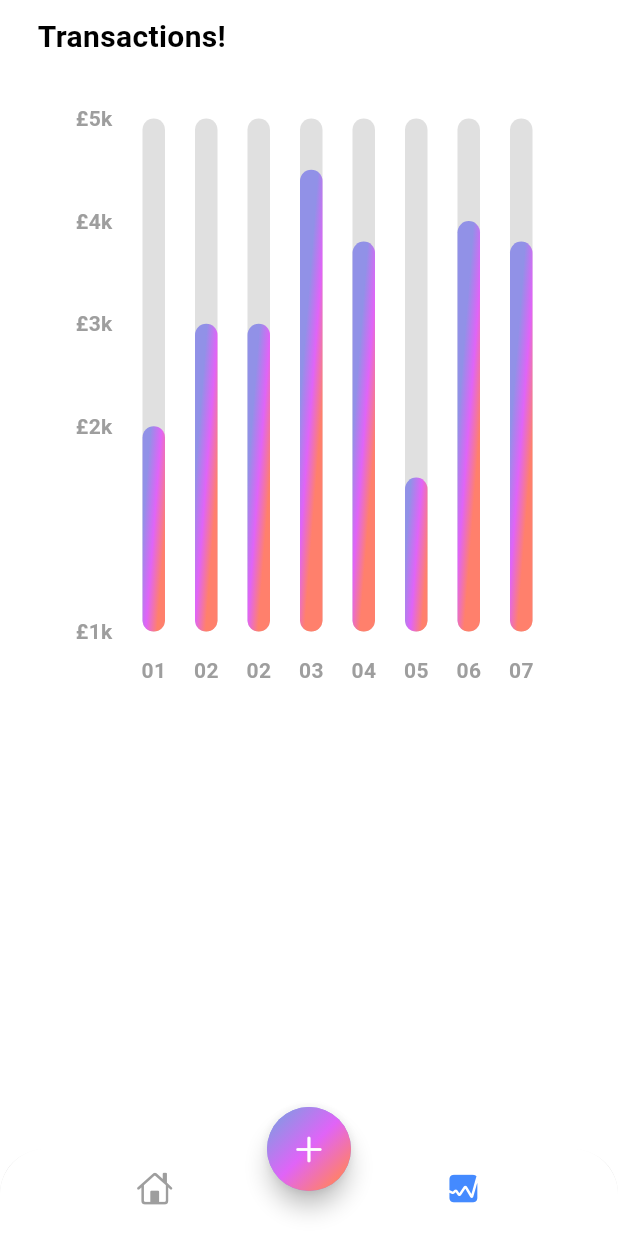
After one commit to SANKARAMDAS/expenses_tracker, a Flutter app: the screen it shows after launch, item 2 of the bottom bar chosen, on a phone screen of 412 x 824 dp. The commit adds this screen. Run offline on Flutter 3.47's test engine with Material 3 defaults, Android fonts, the phone set to English and light mode, and no system bars; drawn by our look-alikes of fl_chart; our stand-ins replace font_awesome_flutter.

Commit message:
initial-3

```diff
--- a/lib/screens/home/views/home_screen.dart
+++ b/lib/screens/home/views/home_screen.dart
@@ -1,12 +1,29 @@
 import 'dart:math';
 
+import 'package:expenses_tracker/screens/stats/stats.dart';
 import 'package:flutter/cupertino.dart';
 import 'package:flutter/material.dart';
 
 import 'main_screen.dart';
 
-class HomeScreen extends StatelessWidget {
+class HomeScreen extends StatefulWidget {
   const HomeScreen({super.key});
+
+  @override
+  State<HomeScreen> createState() => _HomeScreenState();
+}
+
+class _HomeScreenState extends State<HomeScreen> {
+  int index = 0;
+
+  late Color selectedItem = Colors.blueAccent;
+  Color unselectedItem = Colors.grey;
+
+  // @override
+  // void initState() {
+  //   selectedItem = Theme.of(context).colorScheme.primary;
+  //   super.initState();
+  // }
 
   @override
   Widget build(BuildContext context) {
@@ -17,15 +34,31 @@ class HomeScreen extends StatelessWidget {
           top: Radius.circular(30.0),
         ),
         child: BottomNavigationBar(
-          backgroundColor: Colors.white,
+          onTap: (value) {
+            setState(() {
+              index = value;
+            });
+            print(value);
+          },
+          // fixedColor: Colors.red,
+          // backgroundColor: Colors.white,
           showUnselectedLabels: false,
           showSelectedLabels: false,
           elevation: 3,
-          items: const [
+          items: [
             BottomNavigationBarItem(
-                icon: Icon(CupertinoIcons.home), label: 'Home'),
+              icon: Icon(
+                CupertinoIcons.home,
+                color: index == 0 ? selectedItem : unselectedItem,
+              ),
+              label: 'Home',
+            ),
             BottomNavigationBarItem(
-                icon: Icon(CupertinoIcons.graph_square_fill), label: 'Stats'),
+                icon: Icon(
+                  CupertinoIcons.graph_square_fill,
+                  color: index == 1 ? selectedItem : unselectedItem,
+                ),
+                label: 'Stats'),
           ],
         ),
       ),
@@ -50,7 +83,7 @@ class HomeScreen extends StatelessWidget {
         ),
         shape: const CircleBorder(),
       ),
-      body: const MainScreen(),
+      body: index == 0 ? MainScreen() : StatsScreen(),
     );
   }
 }
--- /dev/null
+++ b/lib/screens/stats/chart.dart
@@ -0,0 +1,196 @@
+import 'dart:math';
+import 'dart:ui';
+
+import 'package:fl_chart/fl_chart.dart';
+import 'package:flutter/cupertino.dart';
+import 'package:flutter/material.dart';
+
+class MyChart extends StatefulWidget {
+  const MyChart({super.key});
+
+  @override
+  State<MyChart> createState() => _MyChartState();
+}
+
+class _MyChartState extends State<MyChart> {
+  @override
+  Widget build(BuildContext context) {
+    return BarChart(
+      mainBarData(),
+    );
+  }
+
+  BarChartGroupData makeGroupData(int x, double y) {
+    return BarChartGroupData(x: x, barRods: [
+      BarChartRodData(
+        toY: y,
+        gradient: LinearGradient(
+          colors: [
+            Theme.of(context).colorScheme.primary,
+            Theme.of(context).colorScheme.secondary,
+            Theme.of(context).colorScheme.tertiary
+          ],
+          transform: const GradientRotation(pi / 40),
+        ),
+        width: 15.0,
+        backDrawRodData: BackgroundBarChartRodData(
+          show: true,
+          toY: 5.0,
+          color: Colors.grey.shade300,
+        ),
+      ),
+    ]);
+  }
+
+  List<BarChartGroupData> showingGroups() => List.generate(8, (i) {
+        switch (i) {
+          case 0:
+            return makeGroupData(0, 2);
+          case 1:
+            return makeGroupData(1, 3);
+          case 2:
+            return makeGroupData(1, 3);
+          case 1:
+            return makeGroupData(2, 2);
+          case 3:
+            return makeGroupData(3, 4.5);
+          case 4:
+            return makeGroupData(4, 3.8);
+          case 5:
+            return makeGroupData(5, 1.5);
+          case 6:
+            return makeGroupData(6, 4);
+          case 7:
+            return makeGroupData(7, 3.8);
+          default:
+            return throw Error();
+        }
+      });
+
+  BarChartData mainBarData() {
+    return BarChartData(
+      titlesData: FlTitlesData(
+        show: true,
+        rightTitles: const AxisTitles(
+          sideTitles: SideTitles(showTitles: false),
+        ),
+        topTitles: const AxisTitles(
+          sideTitles: SideTitles(showTitles: false),
+        ),
+        bottomTitles: AxisTitles(
+          sideTitles: SideTitles(
+            showTitles: true,
+            reservedSize: 38.0,
+            getTitlesWidget: getTiles,
+          ),
+        ),
+        leftTitles: AxisTitles(
+          sideTitles: SideTitles(
+            showTitles: true,
+            reservedSize: 38.0,
+            getTitlesWidget: leftTitles,
+          ),
+        ),
+      ),
+      borderData: FlBorderData(show: false),
+      gridData: const FlGridData(show: false),
+      barGroups: showingGroups(),
+    );
+  }
+
+  Widget getTiles(double value, TitleMeta meta) {
+    const style = TextStyle(
+        color: Colors.grey, fontWeight: FontWeight.bold, fontSize: 14.0);
+
+    Widget text;
+
+    switch (value.toInt()) {
+      case 0:
+        text = const Text(
+          '01',
+          style: style,
+        );
+        break;
+      case 1:
+        text = const Text(
+          '02',
+          style: style,
+        );
+        break;
+      case 2:
+        text = const Text(
+          '02',
+          style: style,
+        );
+        break;
+      case 3:
+        text = const Text(
+          '03',
+          style: style,
+        );
+        break;
+      case 4:
+        text = const Text(
+          '04',
+          style: style,
+        );
+        break;
+      case 5:
+        text = const Text(
+          '05',
+          style: style,
+        );
+        break;
+      case 6:
+        text = const Text(
+          '06',
+          style: style,
+        );
+        break;
+      case 7:
+        text = const Text(
+          '07',
+          style: style,
+        );
+        break;
+      default:
+        text = const Text(
+          '08',
+          style: style,
+        );
+        break;
+    }
+    return SideTitleWidget(
+      child: text,
+      space: 16,
+      axisSide: meta.axisSide,
+    );
+  }
+
+  Widget leftTitles(double value, TitleMeta meta) {
+    const style = TextStyle(
+        color: Colors.grey, fontWeight: FontWeight.bold, fontSize: 14.0);
+    String text;
+    if (value == 0) {
+      text = '£1k';
+    } else if (value == 2) {
+      text = '£2k';
+    } else if (value == 3) {
+      text = '£3k';
+    } else if (value == 4) {
+      text = '£4k';
+    } else if (value == 5) {
+      text = '£5k';
+    } else {
+      return Container();
+    }
+    return SideTitleWidget(
+      child: Text(
+        text,
+        style: style,
+      ),
+      space: 0,
+      axisSide: meta.axisSide,
+    );
+  }
+}
--- /dev/null
+++ b/lib/screens/stats/stats.dart
@@ -0,0 +1,45 @@
+import 'package:expenses_tracker/screens/stats/chart.dart';
+import 'package:flutter/cupertino.dart';
+import 'package:flutter/material.dart';
+import 'package:flutter/widgets.dart';
+
+class StatsScreen extends StatelessWidget {
+  const StatsScreen({super.key});
+
+  @override
+  Widget build(BuildContext context) {
+    return SafeArea(
+      child: Padding(
+        padding: const EdgeInsets.symmetric(horizontal: 25.0, vertical: 10.0),
+        child: Column(
+          crossAxisAlignment: CrossAxisAlignment.start,
+          children: [
+            const Text(
+              'Transactions!',
+              style: TextStyle(
+                fontSize: 20.0,
+                fontWeight: FontWeight.bold,
+              ),
+            ),
+            const SizedBox(
+              height: 20.0,
+            ),
+            Container(
+              width: MediaQuery.of(context).size.width,
+              height: MediaQuery.of(context).size.width,
+              // color: Colors.red,
+              decoration: BoxDecoration(
+                color: Colors.white,
+                borderRadius: BorderRadius.circular(12.0),
+              ),
+              child: Padding(
+                padding: const EdgeInsets.fromLTRB(12, 20, 12, 12),
+                child: const MyChart(),
+              ),
+            ),
+          ],
+        ),
+      ),
+    );
+  }
+}
--- a/pubspec.yaml
+++ b/pubspec.yaml
@@ -11,6 +11,7 @@ dependencies:
     sdk: flutter
   cupertino_icons: ^1.0.6
   font_awesome_flutter: ^10.7.0
+  fl_chart: ^0.66.2
 
 dev_dependencies:
   flutter_test:
```
Also changed, not shown: pubspec.lock.
